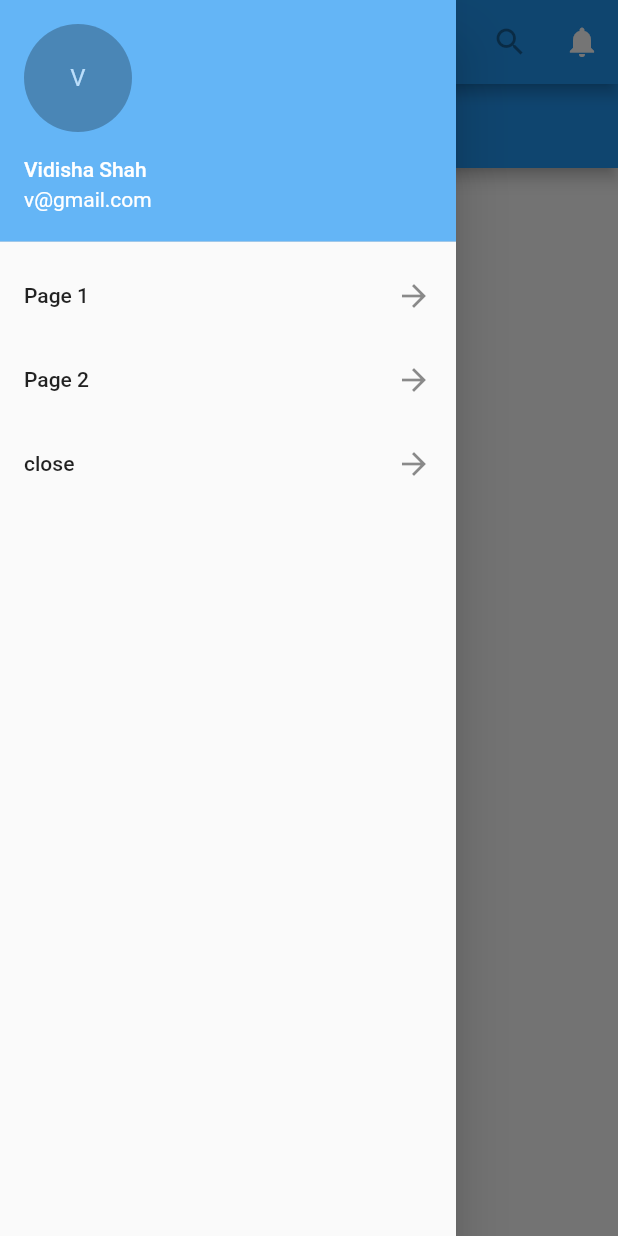
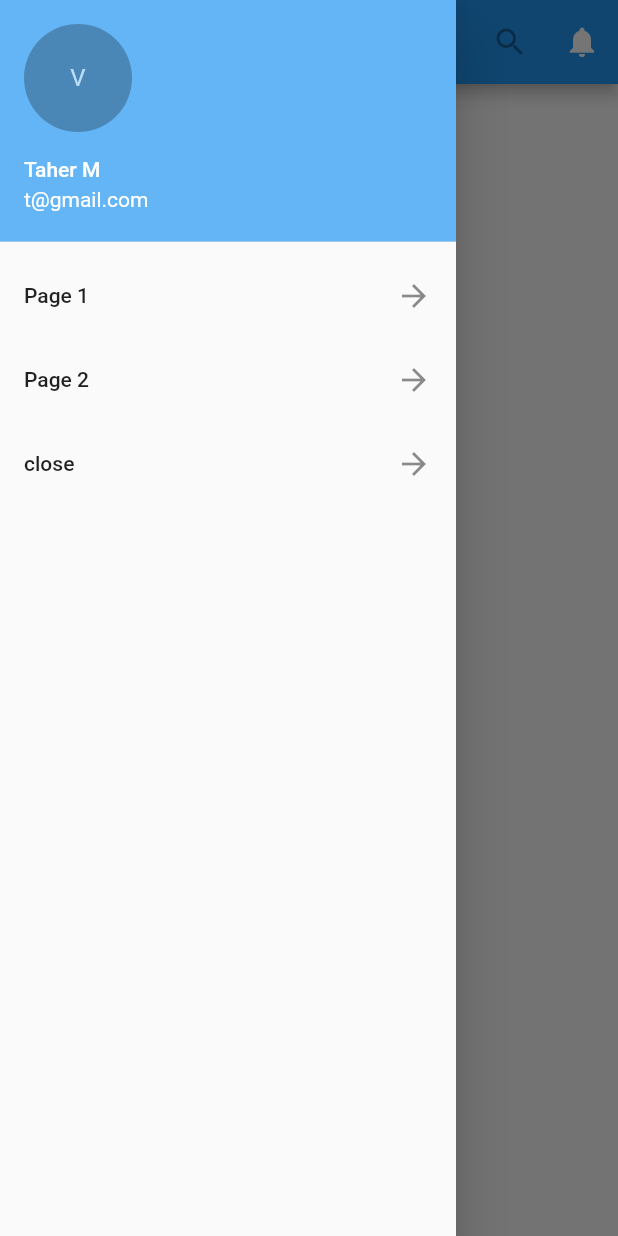
Before and after one commit to vidishashah25/OneNetwork, a Flutter app: the HomePage screen opened directly, with the side drawer open, on a phone screen of 412 x 824 dp. Run offline on Flutter 3.47's test engine with Material 2 defaults, Android fonts, the phone set to English and light mode, and no system bars; our stand-ins replace dio; missing offline and left inert: progress_hud; network calls fail.

Commit message:
updated Homepage

```diff
--- a/lib/homepage.dart
+++ b/lib/homepage.dart
@@ -2,6 +2,10 @@ import 'package:flutter/material.dart';
 import 'package:login_page/Notification_.dart';
 import 'package:login_page/userprofile.dart';
 import 'naviRoute.dart';
+import 'dart:async';
+import 'dart:convert';
+import 'package:http/http.dart' as http;
+
 
 class HomePage extends StatelessWidget {
   @override
@@ -21,8 +25,8 @@ class HomePage extends StatelessWidget {
         child: new ListView(
           children: <Widget>[
             new UserAccountsDrawerHeader(
-              accountName: new Text('Vidisha Shah'),
-              accountEmail: new Text('v@gmail.com'),
+              accountName: new Text('Taher M'),
+              accountEmail: new Text('t@gmail.com'),
               currentAccountPicture: new CircleAvatar(backgroundColor: Colors.black26,child: new Text('V'),),
               decoration: new BoxDecoration(color: Colors.blue[300]),
             ),
@@ -40,8 +44,6 @@ class HomePage extends StatelessWidget {
       ),
 
       body: feed(),
-
-
     );
   }
 }
@@ -52,14 +54,72 @@ class feed extends StatefulWidget {
 }
 
 class _feedState extends State<feed> {
+Future<List<Project>> _getFeeds() async{
+    List<Project> up = [];
+    var data = await http.get('https://jsonplaceholder.typicode.com/posts');
+    var jsonData = json.decode(data.body);
+
+    for(var u in jsonData){
+      //Project temp = Project(u["id"], u["name"], u["username"], u["email"]);
+      Project temp = Project(u["title"], u["body"]);
+      up.add(temp);
+    }
+
+    print(up.length);
+    return up;
+}
+
+
   @override
   Widget build(BuildContext context) {
     return Scaffold(
-      appBar: AppBar(
-        title: Text("Feeds"),
+      body: Container(
+        child: FutureBuilder(
+          future: _getFeeds(),
+          builder: (BuildContext context, AsyncSnapshot snapshot){
+            if(snapshot.data == null){
+              return Container(
+                child: Center(
+                  child: Text("Loading..."),
+                ),
+              );
+            }
+            else{
+              return ListView.builder(
+              itemCount: snapshot.data.length,
+              itemBuilder: (BuildContext context, int index){
+                return ListTile(
+                  leading: CircleAvatar(
+                    backgroundImage: NetworkImage("url"),
+                  ),
+                  title: Text(snapshot.data[index].title),
+                  subtitle: Text(snapshot.data[index].body),
+
+                );
+              },
+            );
+            }
+          },
+        ),
       ),
-
-
     );
   }
 }
+
+
+class Updates{
+
+  final int id;
+  final String name;
+  final String username;
+  final String email;
+
+  Updates(this.id, this.name, this.username, this.email);
+}
+
+class Project{
+  final String title;
+  final String body;
+
+  Project(this.title, this.body);
+}
```
